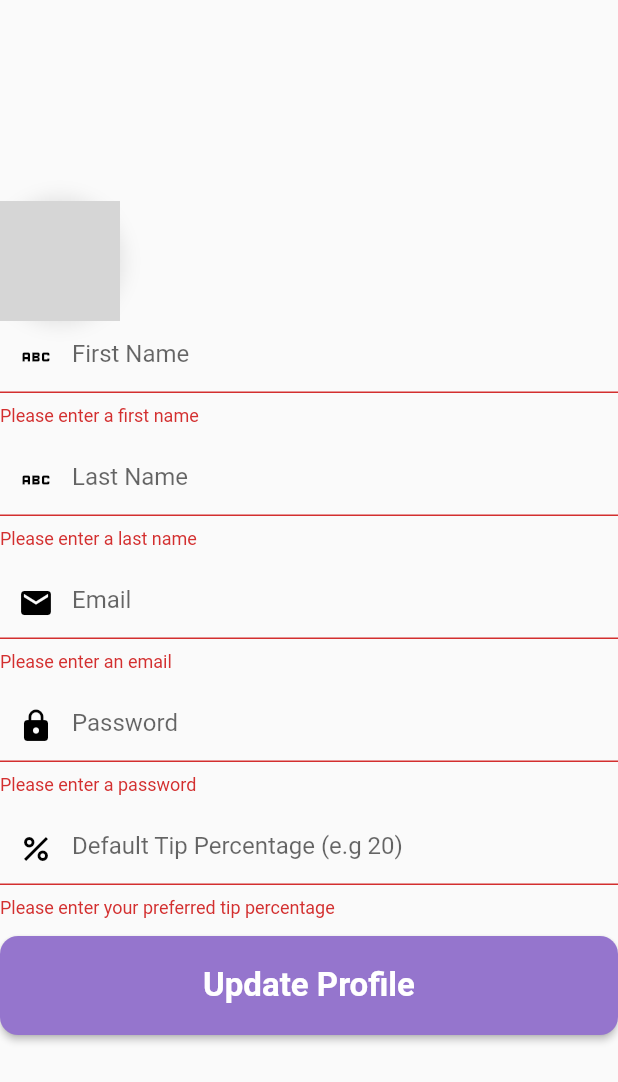
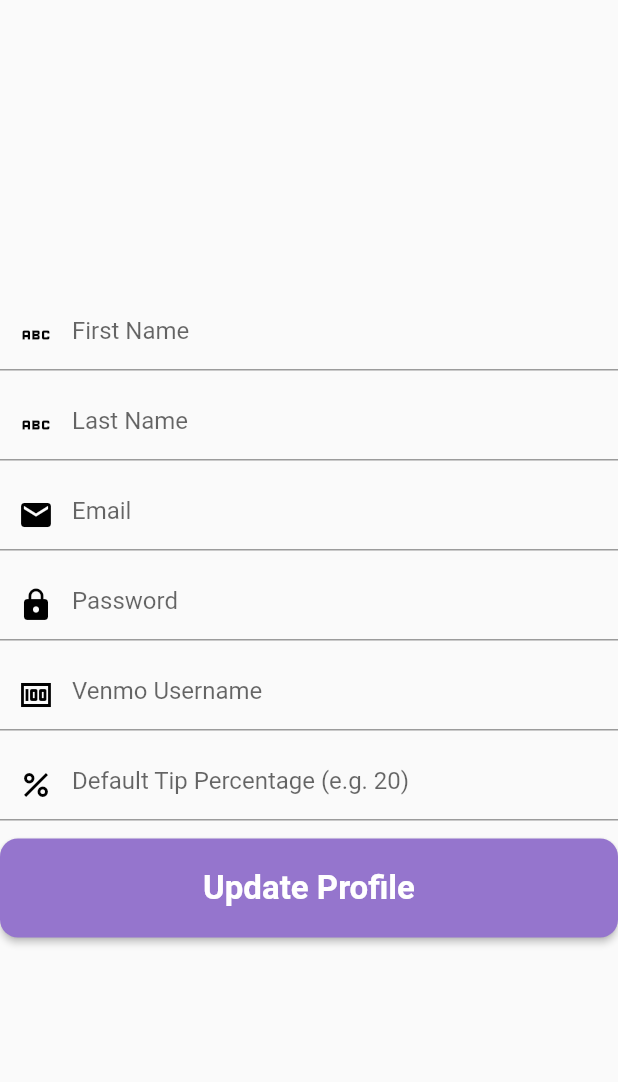
Before and after one commit to joshbl-dev/TeamDinner-JIB-2341, a Flutter app: the ProfilePage screen opened directly, after a tap on "Update Profile", on a phone screen of 412 x 824 dp. Shown: the top 1082 px of the screen. Run offline on Flutter 3.47's test engine with Material 2 defaults, Android fonts, the phone set to English and light mode, and no system bars; our stand-ins replace flutter_secure_storage, google_nav_bar; missing offline and left inert: flutter_polls; accounts and stored records are empty; grey boxes are pictures that could not be loaded.

```diff
--- a/frontend/lib/api/users_repository.dart
+++ b/frontend/lib/api/users_repository.dart
@@ -45,7 +45,24 @@ class UsersRepository {
     if (response.statusCode == 201) {
       return User.fromJson(json.decode(response.body));
     } else {
-      throw Exception('Failed to login.');
+      throw Exception('Failed to signup.');
+    }
+  }
+
+  static Future<User> modify(Map<String, dynamic> values) async {
+    final response = await http.post(
+      Uri.parse("$baseUrl/$repositoryName/modify"),
+      headers: <String, String>{
+        'Content-Type': 'application/json; charset=UTF-8',
+        "Authorization": "Bearer ${(await Util.getAccessToken())!.token}"
+      },
+      body: jsonEncode(values),
+    );
+    print(response.statusCode);
+    if (response.statusCode == 201) {
+      return User.fromJson(json.decode(response.body));
+    } else {
+      throw Exception('Failed to modify.');
     }
   }
 
--- a/frontend/lib/pages/profile.dart
+++ b/frontend/lib/pages/profile.dart
@@ -1,4 +1,6 @@
 import 'package:flutter/material.dart';
+import 'package:flutter/services.dart';
+import 'package:frontend/api/users_repository.dart';
 import 'package:frontend/pages/teams.dart';
 
 import '../Types/user.dart';
@@ -18,6 +20,7 @@ class _ProfilePageState extends State<ProfilePage> {
   final emailController = TextEditingController();
   final passwordController = TextEditingController();
   final preferredTipController = TextEditingController();
+  final venmoController = TextEditingController();
   late User user;
 
   @override
@@ -27,6 +30,7 @@ class _ProfilePageState extends State<ProfilePage> {
     emailController.dispose();
     passwordController.dispose();
     preferredTipController.dispose();
+    venmoController.dispose();
     super.dispose();
   }
 
@@ -37,45 +41,6 @@ class _ProfilePageState extends State<ProfilePage> {
         mainAxisAlignment: MainAxisAlignment.center,
         crossAxisAlignment: CrossAxisAlignment.start,
         children: [
-          Stack(
-            children: [
-              Container(
-                width: 80,
-                height: 80,
-                decoration: BoxDecoration(
-                  border: Border.all(width: 4, color: Colors.white),
-                  boxShadow: [
-                    BoxShadow(
-                        spreadRadius: 2,
-                        blurRadius: 10,
-                        color: Colors.black.withOpacity(0.1))
-                  ],
-                  shape: BoxShape.circle,
-                  image: const DecorationImage(
-                    fit: BoxFit.cover,
-                    image: NetworkImage(
-                        'https://cdn.pixabay.com/photo/2013/07/13/10/24/board-157165_1280.png'),
-                  ),
-                ),
-              ),
-              Positioned(
-                bottom: 0,
-                right: 0,
-                child: Container(
-                  height: 40,
-                  width: 40,
-                  decoration: BoxDecoration(
-                      shape: BoxShape.circle,
-                      border: Border.all(width: 4, color: Colors.white),
-                      color: Colors.blue),
-                  child: const Icon(
-                    Icons.edit,
-                    color: Colors.white,
-                  ),
-                ),
-              ),
-            ],
-          ),
           Form(
             key: formKey,
             child: Column(
@@ -84,12 +49,6 @@ class _ProfilePageState extends State<ProfilePage> {
                   padding: const EdgeInsets.only(bottom: 12.0),
                   child: TextFormField(
                     controller: firstNameController,
-                    validator: (value) {
-                      if (value == null || value.isEmpty) {
-                        return "Please enter a first name";
-                      }
-                      return null;
-                    },
                     keyboardType: TextInputType.emailAddress,
                     decoration: const InputDecoration(
                       hintText: "First Name",
@@ -101,12 +60,6 @@ class _ProfilePageState extends State<ProfilePage> {
                   padding: const EdgeInsets.only(bottom: 12.0),
                   child: TextFormField(
                     controller: lastNameController,
-                    validator: (value) {
-                      if (value == null || value.isEmpty) {
-                        return "Please enter a last name";
-                      }
-                      return null;
-                    },
                     keyboardType: TextInputType.emailAddress,
                     decoration: const InputDecoration(
                       hintText: "Last Name",
@@ -118,12 +71,6 @@ class _ProfilePageState extends State<ProfilePage> {
                   padding: const EdgeInsets.only(bottom: 12.0),
                   child: TextFormField(
                     controller: emailController,
-                    validator: (value) {
-                      if (value == null || value.isEmpty) {
-                        return "Please enter an email";
-                      }
-                      return null;
-                    },
                     keyboardType: TextInputType.emailAddress,
                     decoration: const InputDecoration(
                       hintText: "Email",
@@ -135,12 +82,6 @@ class _ProfilePageState extends State<ProfilePage> {
                   padding: const EdgeInsets.only(bottom: 12.0),
                   child: TextFormField(
                     controller: passwordController,
-                    validator: (value) {
-                      if (value == null || value.isEmpty) {
-                        return "Please enter a password";
-                      }
-                      return null;
-                    },
                     obscureText: true,
                     decoration: const InputDecoration(
                       hintText: "Password",
@@ -151,16 +92,25 @@ class _ProfilePageState extends State<ProfilePage> {
                 Padding(
                   padding: const EdgeInsets.only(bottom: 12.0),
                   child: TextFormField(
-                    controller: emailController,
-                    validator: (value) {
-                      if (value == null || value.isEmpty) {
-                        return "Please enter your preferred tip percentage";
-                      }
-                      return null;
-                    },
+                    controller: venmoController,
                     keyboardType: TextInputType.emailAddress,
                     decoration: const InputDecoration(
-                      hintText: "Default Tip Percentage (e.g 20)",
+                      hintText: "Venmo Username",
+                      prefixIcon: Icon(Icons.money, color: Colors.black),
+                    ),
+                  ),
+                ),
+                Padding(
+                  padding: const EdgeInsets.only(bottom: 12.0),
+                  child: TextFormField(
+                    controller: preferredTipController,
+                    keyboardType:
+                        const TextInputType.numberWithOptions(decimal: false),
+                    inputFormatters: [
+                      FilteringTextInputFormatter.allow(RegExp(r'[0-9]')),
+                    ],
+                    decoration: const InputDecoration(
+                      hintText: "Default Tip Percentage (e.g. 20)",
                       prefixIcon: Icon(Icons.percent, color: Colors.black),
                     ),
                   ),
@@ -174,21 +124,37 @@ class _ProfilePageState extends State<ProfilePage> {
                         borderRadius: BorderRadius.circular(12.0)),
                     onPressed: () async {
                       if (formKey.currentState!.validate()) {
-                        var firstName = firstNameController.value.text;
-                        var lastName = lastNameController.value.text;
-                        var email = emailController.value.text;
-                        var password = passwordController.value.text;
+                        final email = emailController.value.text;
+                        final password = passwordController.value.text;
+                        double? tipAmount =
+                            double.tryParse(preferredTipController.value.text);
+                        if (tipAmount != null) {
+                          tipAmount /= 100;
+                        }
+                        final loginUpdated =
+                            email.isNotEmpty || password.isNotEmpty;
+                        Map<String, dynamic> updates = {
+                          'firstName': firstNameController.value.text,
+                          'lastName': lastNameController.value.text,
+                          'email': email,
+                          'password': password,
+                          'venmo': venmoController.value.text,
+                          'tipAmount': tipAmount,
+                        };
+                        updates.removeWhere((key, value) =>
+                            value == null ||
+                            (value is String && value.isEmpty));
                         try {
-                          // Todo: Hook up to a modify user endpoint. Currently not implemented.
-                          // await UsersRepository.signup(firstName,
-                          //     lastName, email, password);
+                          await UsersRepository.modify(updates);
                           clear();
-                          if (await Util.login(email, password) && mounted) {
+                          if (loginUpdated &&
+                              await Util.login(email, password) &&
+                              mounted) {
                             Navigator.of(context).pushAndRemoveUntil(
                                 MaterialPageRoute(
                                     builder: (context) => const TeamPage()),
                                 (r) => false);
-                          } else {
+                          } else if (loginUpdated) {
                             ScaffoldMessenger.of(context).showSnackBar(
                                 const SnackBar(content: Text('Login failed.')));
                           }
@@ -225,5 +191,6 @@ class _ProfilePageState extends State<ProfilePage> {
     emailController.clear();
     passwordController.clear();
     preferredTipController.clear();
+    venmoController.clear();
   }
 }
--- a/frontend/lib/widgets/signup_form.dart
+++ b/frontend/lib/widgets/signup_form.dart
@@ -20,7 +20,6 @@ class SignupFormState extends State<SignupForm> {
   final emailController = TextEditingController();
   final passwordController = TextEditingController();
   final confirmPasswordController = TextEditingController();
-  final venmoController = TextEditingController();
 
   @override
   void dispose() {
@@ -29,7 +28,6 @@ class SignupFormState extends State<SignupForm> {
     firstNameController.dispose();
     lastNameController.dispose();
     confirmPasswordController.dispose();
-    venmoController.dispose();
     super.dispose();
   }
 
@@ -87,23 +85,6 @@ class SignupFormState extends State<SignupForm> {
               decoration: const InputDecoration(
                 hintText: "Email",
                 prefixIcon: Icon(Icons.mail, color: Colors.black),
-              ),
-            ),
-          ),
-          Padding(
-            padding: const EdgeInsets.only(bottom: 12.0),
-            child: TextFormField(
-              controller: venmoController,
-              validator: (value) {
-                if (value == null || value.isEmpty) {
-                  return "Please enter your venmo username";
-                }
-                return null;
-              },
-              keyboardType: TextInputType.emailAddress,
-              decoration: const InputDecoration(
-                hintText: "Venmo Username",
-                prefixIcon: Icon(Icons.money, color: Colors.black),
               ),
             ),
           ),
@@ -194,6 +175,5 @@ class SignupFormState extends State<SignupForm> {
     emailController.clear();
     passwordController.clear();
     confirmPasswordController.clear();
-    venmoController.clear();
   }
 }
```
Also changed, not shown: 1 other file.
